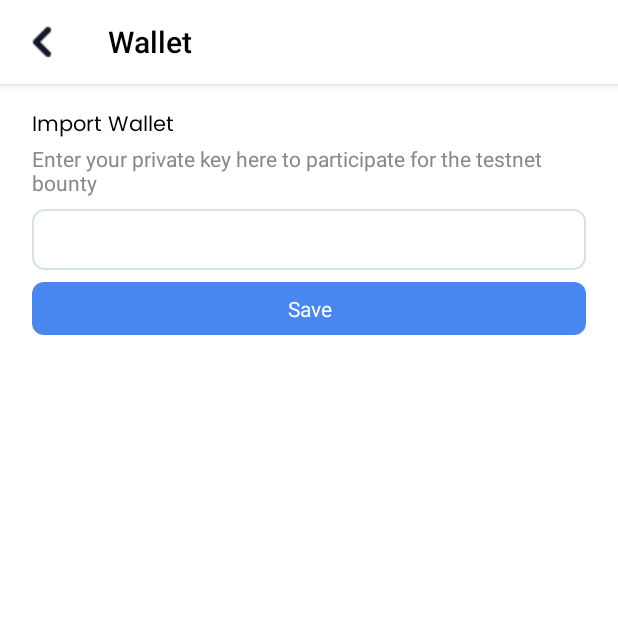
After one commit to leostelon/sheeld-android, an Android app: the WalletActivity screen opened directly, with no data from a screen before it, on a phone screen of 412 x 824 dp, the top half of it. The commit adds this screen. Run offline under Robolectric (Android 15) with nearby library versions, the phone set to English and light mode, and no system bars; libraries missing offline, so code that uses them is left out: org.sol4k; 1 statement that could not run was skipped.

Commit message:
chore: wallet activity

```diff
--- a/app/src/main/AndroidManifest.xml
+++ b/app/src/main/AndroidManifest.xml
@@ -24,6 +24,8 @@
         </activity>
         <activity android:name=".SelectCountryActivity"
             android:theme="@style/Theme.AppCompat.Light.DarkActionBar"/>
+        <activity android:name=".WalletActivity"
+            android:theme="@style/Theme.AppCompat.Light.DarkActionBar"/>
 
         <!-- VpnService declaration -->
         <service android:name=".TProxyService"
--- a/app/src/main/java/xyz/sheeld/app/AndroidUtilities.java
+++ b/app/src/main/java/xyz/sheeld/app/AndroidUtilities.java
@@ -1,7 +1,10 @@
 package xyz.sheeld.app;
 
+import android.content.ClipData;
+import android.content.ClipboardManager;
 import android.content.Context;
 import android.graphics.Typeface;
+import android.widget.Toast;
 
 import androidx.core.content.res.ResourcesCompat;
 
@@ -30,4 +33,14 @@ public class AndroidUtilities {
     public static Typeface getSemiBoldTypeface(Context context) {
         return ResourcesCompat.getFont(context, R.font.poppins_semi_bold);
     }
+    public static Typeface getBoldTypeface(Context context) {
+        return ResourcesCompat.getFont(context, R.font.poppins_bold);
+    }
+
+    public static void copyToClipboard(Context context, String text) {
+        ClipboardManager clipboard = (ClipboardManager) context.getSystemService(Context.CLIPBOARD_SERVICE);
+        ClipData clip = ClipData.newPlainText("label", text);
+        clipboard.setPrimaryClip(clip);
+        Toast.makeText(context, "Copied to clipboard", Toast.LENGTH_SHORT).show();
+    }
 }
--- /dev/null
+++ b/app/src/main/java/xyz/sheeld/app/WalletActivity.java
@@ -0,0 +1,258 @@
+package xyz.sheeld.app;
+
+import android.app.Dialog;
+import android.content.Context;
+import android.graphics.Color;
+import android.graphics.drawable.Drawable;
+import android.graphics.drawable.GradientDrawable;
+import android.os.Bundle;
+import android.text.SpannableString;
+import android.text.style.ForegroundColorSpan;
+import android.util.Log;
+import android.view.Gravity;
+import android.view.MenuItem;
+import android.view.View;
+import android.widget.EditText;
+import android.widget.ImageView;
+import android.widget.LinearLayout;
+import android.widget.ProgressBar;
+import android.widget.TextView;
+import android.widget.Toast;
+
+import androidx.activity.EdgeToEdge;
+import androidx.annotation.NonNull;
+import androidx.appcompat.app.AppCompatActivity;
+import androidx.appcompat.content.res.AppCompatResources;
+import androidx.core.view.ViewCompat;
+
+import org.sol4k.Base58;
+import org.sol4k.Keypair;
+
+import java.util.Objects;
+
+import xyz.sheeld.app.api.controllers.WalletController;
+import xyz.sheeld.app.api.dtos.PostWalletOverviewResponseDTO;
+import xyz.sheeld.app.api.interfaces.DataCallbackInterface;
+
+public class WalletActivity extends AppCompatActivity {
+    private Preferences prefs;
+    private final WalletController walletController = new WalletController();
+    private static final String defaultPrivateKey = "53ESETwLEZbKFYtkC3G7qFGzFaTaTWXApU18EWXecVszdMbSDcbfyjxXYZ1fM45gEMMr9zJviN25GVFZV9htrshK";
+    private TextView balance;
+    private boolean planExpired = true;
+    private TextView upgradeButtonTitle;
+    private boolean walletConnectedToClient = false;
+    private LinearLayout walletContainer;
+
+    @Override
+    protected void onCreate(Bundle savedInstanceState) {
+        super.onCreate(savedInstanceState);
+        EdgeToEdge.enable(this);
+        prefs = new Preferences(this);
+
+        // Set ActionBar title
+        if (getSupportActionBar() != null) {
+            GradientDrawable actionBarBackground = new GradientDrawable();
+            actionBarBackground.setColor(Color.WHITE);
+            getSupportActionBar().setBackgroundDrawable(actionBarBackground);
+            SpannableString s = new SpannableString("Wallet");
+            s.setSpan(new ForegroundColorSpan(Color.BLACK), 0, s.length(), 0); // Change to desired color
+            getSupportActionBar().setTitle(s);
+            getSupportActionBar().setDisplayHomeAsUpEnabled(true);
+            final Drawable upArrow = AppCompatResources.getDrawable(this, R.drawable.back);
+            getSupportActionBar().setHomeAsUpIndicator(upArrow);
+        }
+
+        Context  context = getApplicationContext();
+        LinearLayout linearLayout = new LinearLayout(context);
+        ViewCompat.setOnApplyWindowInsetsListener(linearLayout,(v, insets) -> {
+            int topInset = insets.getSystemWindowInsetTop();
+            int bottomInset = insets.getSystemWindowInsetBottom();
+            linearLayout.setPadding(32, topInset, 32, bottomInset);
+            return insets;
+        });
+        linearLayout.setBackgroundColor(Color.WHITE);
+
+        linearLayout.setOrientation(LinearLayout.VERTICAL);
+        linearLayout.setGravity(Gravity.TOP);
+
+        String privateKey = prefs.getSolanaPrivateKey();
+        walletContainer = new LinearLayout(context);
+        linearLayout.addView(walletContainer, LayoutHelper.createLinear(LayoutHelper.MATCH_PARENT, LayoutHelper.WRAP_CONTENT));
+        walletContainer.setVisibility(Objects.equals(privateKey, defaultPrivateKey) ? View.GONE : View.VISIBLE);
+
+        // Wallet Address
+        LinearLayout walletAddressContainer = new LinearLayout(context);
+        walletContainer.addView(walletAddressContainer, LayoutHelper.createLinear(LayoutHelper.MATCH_PARENT, LayoutHelper.WRAP_CONTENT, 0, 12, 0, 12));
+        walletAddressContainer.setGravity(Gravity.CENTER);
+        walletContainer.setOrientation(LinearLayout.VERTICAL);
+
+        String wa = prefs.getSocksUsername();
+        String formattedWalletAddress = wa.substring(0, 5)+ "..." + wa.substring(wa.length() - 5);
+        TextView walletAddress = new TextView(context);
+        walletAddressContainer.addView(walletAddress);
+        walletAddress.setText(formattedWalletAddress);
+
+        ImageView copyIcon = new ImageView(context);
+        walletAddressContainer.addView(copyIcon, LayoutHelper.createLinear(50, 50));
+        copyIcon.setImageResource(R.drawable.copy);
+        copyIcon.setOnClickListener(view -> AndroidUtilities.copyToClipboard(context, wa));
+
+        // Balance
+        balance = new TextView(context);
+        walletContainer.addView(balance, LayoutHelper.createLinear(LayoutHelper.MATCH_PARENT, LayoutHelper.WRAP_CONTENT));
+        balance.setText("0SOL");
+        balance.setTypeface(AndroidUtilities.getBoldTypeface(context));
+        balance.setGravity(Gravity.CENTER);
+        balance.setTextSize(32);
+
+        GradientDrawable upgradeButtonBackground = new GradientDrawable();
+        upgradeButtonBackground.setCornerRadius(12);
+        upgradeButtonBackground.setColor(getResources().getColor(R.color.primary));
+
+        LinearLayout upgradeButton = new LinearLayout(context);
+        walletContainer.addView(upgradeButton, LayoutHelper.createLinear(LayoutHelper.MATCH_PARENT, LayoutHelper.WRAP_CONTENT, 0, 12, 0, 0));
+        upgradeButton.setBackground(upgradeButtonBackground);
+        upgradeButton.setPadding(12, 12, 12, 12);
+        upgradeButton.setOnClickListener(view -> {
+            if(!planExpired) {
+                Toast.makeText(context, "You are a pro user already⭐", Toast.LENGTH_LONG).show();
+            } else {
+                if(!walletConnectedToClient) {
+                    Toast.makeText(context, "Please connect to VPN atleast once to proceed with pro plan.", Toast.LENGTH_LONG).show();
+                } else {
+                    new Thread(() -> {
+                        try {
+                            CryptoService.sendTransaction(context);
+                        }  catch (Exception e) {
+                            Toast.makeText(context, e.getMessage(), Toast.LENGTH_LONG).show();
+                        }
+                        runOnUiThread(() -> {
+                            Toast.makeText(context, "Verifying payment, check back later.", Toast.LENGTH_LONG).show();
+                        });
+                    }).start();
+                }
+            }
+        });
+
+        upgradeButtonTitle = new TextView(context);
+        upgradeButton.addView(upgradeButtonTitle, LayoutHelper.createLinear(LayoutHelper.MATCH_PARENT, LayoutHelper.WRAP_CONTENT));
+        upgradeButtonTitle.setGravity(Gravity.CENTER);
+        upgradeButtonTitle.setText("Upgrade");
+        upgradeButtonTitle.setTextColor(Color.WHITE);
+
+        // Section Divider
+        View sectionDivider = new View(context);
+        sectionDivider.setBackgroundColor(getResources().getColor(R.color.border));
+        walletContainer.addView(sectionDivider, LayoutHelper.createLinear(LayoutHelper.MATCH_PARENT, 1,0, 24, 0, 0));
+
+        // Import
+        TextView importTitle = new TextView(context);
+        linearLayout.addView(importTitle, LayoutHelper.createLinear(LayoutHelper.MATCH_PARENT, LayoutHelper.WRAP_CONTENT, 0, 24, 0, 0));
+        importTitle.setText("Import Wallet");
+        importTitle.setTypeface(AndroidUtilities.getSemiBoldTypeface(context));
+        importTitle.setTextColor(Color.BLACK);
+
+        TextView importSubTitle = new TextView(context);
+        linearLayout.addView(importSubTitle, LayoutHelper.createLinear(LayoutHelper.MATCH_PARENT, LayoutHelper.WRAP_CONTENT, 0, 0, 0,12));
+        importSubTitle.setText("Enter your private key here to participate for the testnet bounty");
+        importTitle.setTypeface(AndroidUtilities.getRegularTypeface(context));
+        importSubTitle.setTextColor(Color.GRAY);
+
+        GradientDrawable importKeyContainerBackground = new GradientDrawable();
+        importKeyContainerBackground.setStroke(2, getResources().getColor(R.color.border));
+        importKeyContainerBackground.setCornerRadius(12);
+
+        LinearLayout importKeyContainer = new LinearLayout(context);
+        linearLayout.addView(importKeyContainer, LayoutHelper.createLinear(LayoutHelper.MATCH_PARENT, LayoutHelper.WRAP_CONTENT));
+        importKeyContainer.setBackground(importKeyContainerBackground);
+        importKeyContainer.setPadding(12, 12, 12, 12);
+
+
+        EditText privateKeyEditText = new EditText(context);
+        if (!Objects.equals(privateKey, defaultPrivateKey)) {
+            privateKeyEditText.setText("*".repeat(privateKey.length()));
+        }
+        importKeyContainer.addView(privateKeyEditText);
+        privateKeyEditText.setPadding(6, 6, 6, 6);
+        privateKeyEditText.setHint("Enter your private key here.");
+        privateKeyEditText.setBackground(null);
+        privateKeyEditText.setTextSize(12);
+
+        GradientDrawable saveButtonBackground = new GradientDrawable();
+        saveButtonBackground.setCornerRadius(12);
+        saveButtonBackground.setColor(getResources().getColor(R.color.primary));
+
+        LinearLayout saveButton = new LinearLayout(context);
+        linearLayout.addView(saveButton, LayoutHelper.createLinear(LayoutHelper.MATCH_PARENT, LayoutHelper.WRAP_CONTENT, 0, 12, 0, 0));
+        saveButton.setBackground(saveButtonBackground);
+        saveButton.setPadding(12, 12, 12, 12);
+        saveButton.setOnClickListener(view -> {
+            String pk = String.valueOf(privateKeyEditText.getText());
+            // Decode the Base58-encoded private key
+            byte[] privateKeyBytes = Base58.decode(pk);
+
+            // Ensure the private key is 32 bytes
+            if (privateKeyBytes.length != 64) {
+                Toast.makeText(context, "Invalid private key entered", Toast.LENGTH_SHORT).show();
+            } else {
+                Keypair keyPair = Keypair.fromSecretKey(privateKeyBytes);
+                String base58PublicKey = keyPair.getPublicKey().toBase58();
+                prefs.setSolanaPrivateKey(pk);
+                prefs.setSocksUsername(base58PublicKey);
+                privateKeyEditText.clearFocus();
+                finish();
+                walletContainer.setVisibility(View.VISIBLE);
+                getBalance(base58PublicKey);
+                Toast.makeText(context, "Wallet imported successfully🥳", Toast.LENGTH_SHORT).show();
+            }
+        });
+
+
+        TextView saveButtonTitle = new TextView(context);
+        saveButton.addView(saveButtonTitle, LayoutHelper.createLinear(LayoutHelper.MATCH_PARENT, LayoutHelper.WRAP_CONTENT));
+        saveButtonTitle.setGravity(Gravity.CENTER);
+        saveButtonTitle.setText("Save");
+        saveButtonTitle.setTextColor(Color.WHITE);
+        setContentView(linearLayout);
+        getBalance(wa);
+    }
+
+    private void getBalance(String solAddress) {
+        Context context = WalletActivity.this;
+        Dialog dialog = new Dialog(context);
+        ProgressBar progressBar = new ProgressBar(context);
+
+
+        walletController.getWalletOverview(solAddress, new DataCallbackInterface<PostWalletOverviewResponseDTO>() {
+            @Override
+            public void onSuccess(PostWalletOverviewResponseDTO overview) {
+                dialog.dismiss();
+                balance.setText(String.valueOf(overview.balance));
+                walletConnectedToClient = true;
+                if (!overview.planExpired) {
+                    upgradeButtonTitle.setText("Pro User⭐");
+                    planExpired = false;
+                }
+            }
+
+            @Override
+            public void onFailure(Throwable t) {
+                dialog.dismiss();
+                Log.d("getNetworks", t.toString());
+                Toast.makeText(context, t.getMessage(), Toast.LENGTH_LONG).show();
+            }
+        });
+        dialog.setContentView(progressBar);
+        dialog.show();
+    }
+
+    @Override
+    public boolean onOptionsItemSelected(@NonNull MenuItem item) {
+        if (item.getItemId() == android.R.id.home) {
+            finish();
+            return true;
+        }
+        return super.onOptionsItemSelected(item);
+    }
+}
--- /dev/null
+++ b/app/src/main/java/xyz/sheeld/app/api/controllers/WalletController.java
@@ -0,0 +1,49 @@
+package xyz.sheeld.app.api.controllers;
+
+import android.util.Log;
+
+import androidx.annotation.NonNull;
+
+import retrofit2.Call;
+import retrofit2.Callback;
+import retrofit2.Response;
+import xyz.sheeld.app.api.RetrofitClient;
+import xyz.sheeld.app.api.dtos.PostWalletOverviewResponseDTO;
+import xyz.sheeld.app.api.dtos.PostWalletOverviewRequestDTO;
+import xyz.sheeld.app.api.interfaces.DataCallbackInterface;
+import xyz.sheeld.app.api.routes.WalletRoute;
+
+public class WalletController {
+    public void getWalletOverview(String address, final DataCallbackInterface<PostWalletOverviewResponseDTO> callback) {
+        WalletRoute apiService = RetrofitClient.getClient().create(WalletRoute.class);
+
+        PostWalletOverviewRequestDTO body = new PostWalletOverviewRequestDTO();
+        body.address = address;
+
+        Call<PostWalletOverviewResponseDTO> call = apiService.getWalletOverview(body);
+        call.enqueue(
+            new Callback<PostWalletOverviewResponseDTO>() {
+                @Override
+                public void onResponse(@NonNull Call<PostWalletOverviewResponseDTO> call, @NonNull Response<PostWalletOverviewResponseDTO> response) {
+                    if (response.isSuccessful() && response.code() == 200) {
+                        if (response.body() != null) {
+                            PostWalletOverviewResponseDTO data = response.body();
+                            callback.onSuccess(data);
+                        }
+                    } else if (response.code() == 404) {
+                            callback.onFailure(new Error("No client found with the provided wallet address"));
+                    } else {
+                        String message = "Something went wrong while connecting to nearest node";
+                        callback.onFailure(new Error(message));
+                    }
+                }
+
+                @Override
+                public void onFailure(@NonNull Call<PostWalletOverviewResponseDTO> call, @NonNull Throwable throwable) {
+                    Log.d("joinClient", throwable.toString());
+                    callback.onFailure(throwable);
+                }
+            }
+        );
+    }
+}
--- /dev/null
+++ b/app/src/main/java/xyz/sheeld/app/api/dtos/PostWalletOverviewRequestDTO.java
@@ -0,0 +1,5 @@
+package xyz.sheeld.app.api.dtos;
+
+public class PostWalletOverviewRequestDTO {
+    public String address;
+}
--- /dev/null
+++ b/app/src/main/java/xyz/sheeld/app/api/dtos/PostWalletOverviewResponseDTO.java
@@ -0,0 +1,6 @@
+package xyz.sheeld.app.api.dtos;
+
+public class PostWalletOverviewResponseDTO {
+    public float balance;
+    public boolean planExpired;
+}
--- /dev/null
+++ b/app/src/main/java/xyz/sheeld/app/api/routes/WalletRoute.java
@@ -0,0 +1,15 @@
+package xyz.sheeld.app.api.routes;
+
+
+import retrofit2.Call;
+import retrofit2.http.Body;
+import retrofit2.http.POST;
+import xyz.sheeld.app.api.dtos.PostWalletOverviewResponseDTO;
+import xyz.sheeld.app.api.dtos.PostWalletOverviewRequestDTO;
+
+public interface WalletRoute {
+    @POST("/wallet/balance")
+    Call<PostWalletOverviewResponseDTO> getWalletOverview(
+            @Body() PostWalletOverviewRequestDTO body
+    );
+}
```
Also changed, not shown: app/src/main/java/xyz/sheeld/app/CryptoService.java (+32 -0 lines), app/src/main/java/xyz/sheeld/app/MainActivity.java (+21 -1 lines), app/src/main/java/xyz/sheeld/app/SelectCountryActivity.java (+0 -82 lines), app/src/main/res/drawable/copy.png (added), app/src/main/res/font/poppins_bold.ttf (added).
